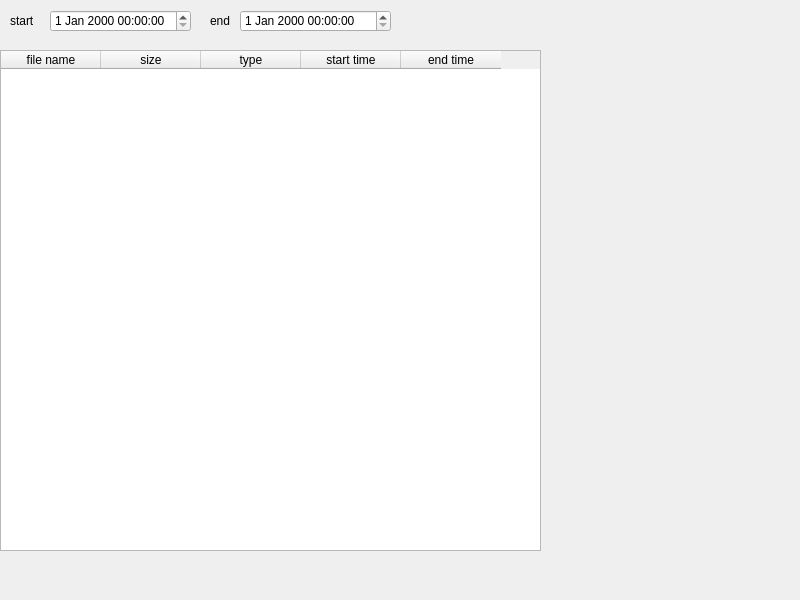
This is filesliste.ui in surfzoid/QtVsPlayer as Qt 5 draws it before an edit. The edited form follows.
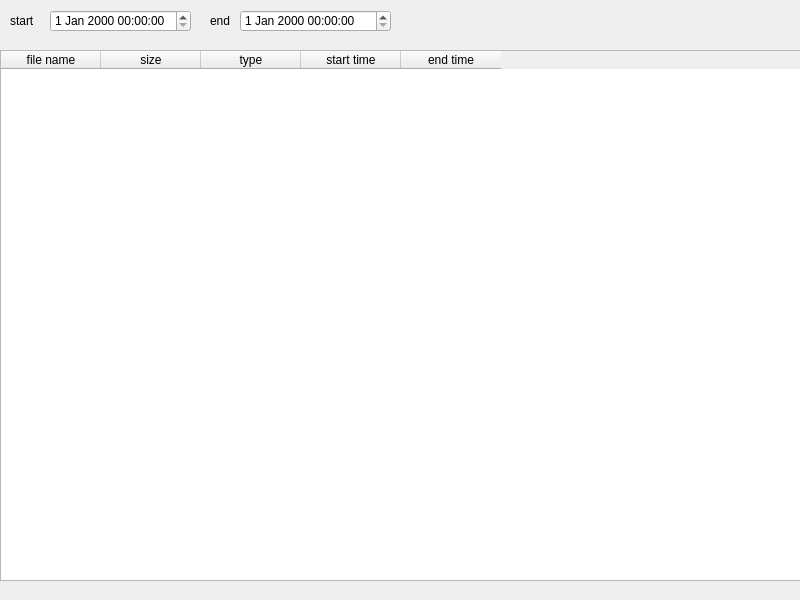
This is the edited form.

Patch:
```diff
--- a/filesliste.ui
+++ b/filesliste.ui
@@ -19,8 +19,8 @@
      <rect>
       <x>0</x>
       <y>50</y>
-      <width>541</width>
-      <height>501</height>
+      <width>801</width>
+      <height>531</height>
      </rect>
     </property>
     <column>
```
